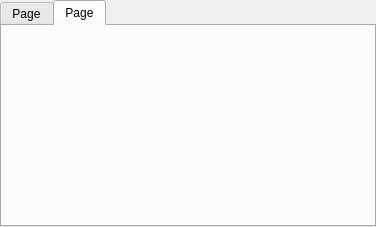
This is ui/info.ui in panzergame/blueprintcalc as Qt 5 draws it before an edit. The edited form follows.
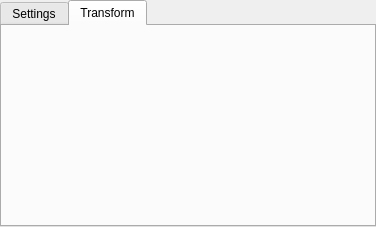
This is the edited form.

Commit message: Use ui file for mainwindow.

```diff
--- a/ui/info.ui
+++ b/ui/info.ui
@@ -21,13 +21,13 @@
     <bool>true</bool>
    </property>
    <attribute name="title">
-    <string>Page</string>
+    <string>Settings</string>
    </attribute>
    <layout class="QVBoxLayout" name="lockTabLayout"/>
   </widget>
   <widget class="QWidget" name="alignmentTab">
    <attribute name="title">
-    <string>Page</string>
+    <string>Transform</string>
    </attribute>
    <layout class="QVBoxLayout" name="alignmentTabLayout"/>
   </widget>
```
The commit also changes 2 other files.
